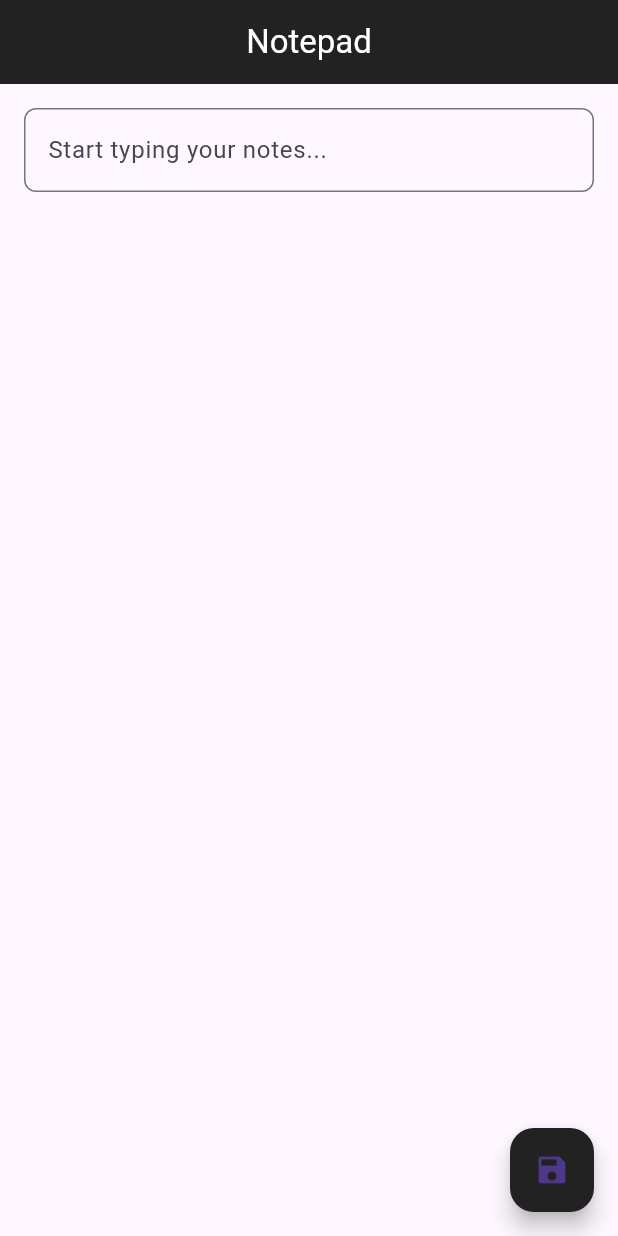
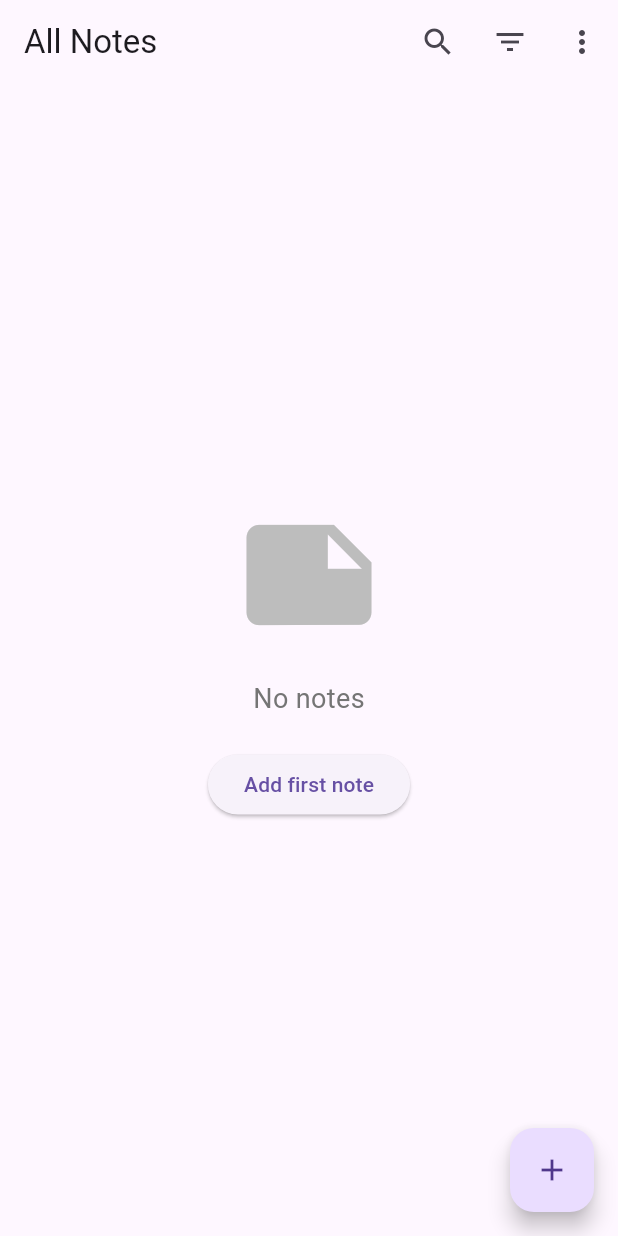
Before and after one commit to GayangaBandara/Advanced_Notepad, a Flutter app: the screen it shows after launch, on a phone screen of 412 x 824 dp. Run offline on Flutter 3.47's test engine with Material 3 defaults, Android fonts, the phone set to English and light mode, and no system bars.

Commit message:
Adding Search,option and Add note button

```diff
--- a/lib/main.dart
+++ b/lib/main.dart
@@ -1,57 +1,126 @@
 import 'package:flutter/material.dart';
 
 void main() {
-  runApp(const NotepadApp());
+  runApp(MyApp());
 }
 
-class NotepadApp extends StatelessWidget {
-  const NotepadApp({super.key});
-
+class MyApp extends StatelessWidget {
   @override
   Widget build(BuildContext context) {
     return MaterialApp(
       debugShowCheckedModeBanner: false,
-      home: NotepadMainScreen(),
+      title: 'Notes App',
+      theme: ThemeData(
+        primarySwatch: Colors.blue,
+      ),
+      home: NotesPage(),
     );
   }
 }
 
-class NotepadMainScreen extends StatelessWidget {
-  const NotepadMainScreen({super.key});
+class NotesPage extends StatefulWidget {
+  @override
+  _NotesPageState createState() => _NotesPageState();
+}
+
+class _NotesPageState extends State<NotesPage> {
+  List<String> notes = [];
+
+  void _addNote() {
+    showDialog(
+      context: context,
+      builder: (BuildContext context) {
+        TextEditingController _textController = TextEditingController();
+        return AlertDialog(
+          title: Text('Add Note'),
+          content: TextField(
+            controller: _textController,
+            decoration: InputDecoration(hintText: 'Enter your note'),
+          ),
+          actions: [
+            TextButton(
+              onPressed: () {
+                Navigator.of(context).pop();
+              },
+              child: Text('Cancel'),
+            ),
+            ElevatedButton(
+              onPressed: () {
+                if (_textController.text.isNotEmpty) {
+                  setState(() {
+                    notes.add(_textController.text);
+                  });
+                }
+                Navigator.of(context).pop();
+              },
+              child: Text('Save'),
+            ),
+          ],
+        );
+      },
+    );
+  }
 
   @override
   Widget build(BuildContext context) {
     return Scaffold(
       appBar: AppBar(
-        title: const Text(
-          'Notepad',
-          style: TextStyle(color: Colors.white),
-        ),
-        centerTitle: true, // Align the title to the center
-        backgroundColor: const Color.fromARGB(255, 34, 34, 34),
+        title: Text('All Notes'),
+        actions: [
+          IconButton(
+            icon: Icon(Icons.search),
+            onPressed: () {},
+          ),
+          IconButton(
+            icon: Icon(Icons.filter_list),
+            onPressed: () {},
+          ),
+          PopupMenuButton(
+            itemBuilder: (context) => [
+              PopupMenuItem(
+                child: Text("Settings"),
+              ),
+            ],
+          ),
+        ],
       ),
-      body: Padding(
-        padding: const EdgeInsets.all(16.0),
-        child: TextField(
-          maxLines: null, // Allows multiple lines
-          keyboardType: TextInputType.multiline,
-          decoration: InputDecoration(
-            hintText: 'Start typing your notes...',
-            border: OutlineInputBorder(
-              borderRadius: BorderRadius.circular(8.0),
+      body: notes.isEmpty
+          ? Center(
+              child: Column(
+                mainAxisAlignment: MainAxisAlignment.center,
+                children: [
+                  Icon(
+                    Icons.note, // Replace with your preferred icon
+                    size: 100,
+                    color: Colors.grey[400],
+                  ),
+                  SizedBox(height: 20),
+                  Text(
+                    'No notes',
+                    style: TextStyle(
+                      fontSize: 18,
+                      color: Colors.grey[600],
+                    ),
+                  ),
+                  SizedBox(height: 20),
+                  ElevatedButton(
+                    onPressed: _addNote,
+                    child: Text('Add first note'),
+                  ),
+                ],
+              ),
+            )
+          : ListView.builder(
+              itemCount: notes.length,
+              itemBuilder: (context, index) {
+                return ListTile(
+                  title: Text(notes[index]),
+                );
+              },
             ),
-          ),
-        ),
-      ),
       floatingActionButton: FloatingActionButton(
-        onPressed: () {
-          // Action for adding or saving a note
-          ScaffoldMessenger.of(context).showSnackBar(
-            const SnackBar(content: Text('Note action executed!')),
-          );
-        },
-        backgroundColor: const Color.fromARGB(255, 34, 34, 34),
-        child: const Icon(Icons.save),
+        onPressed: _addNote,
+        child: Icon(Icons.add),
       ),
     );
   }
```
